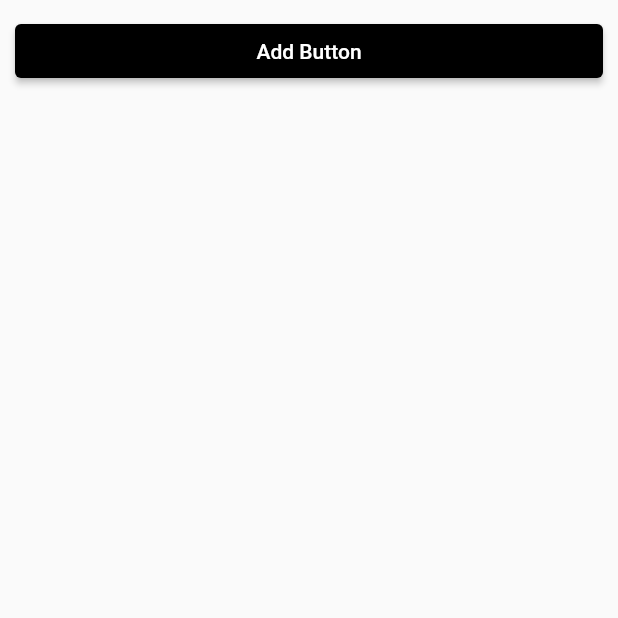
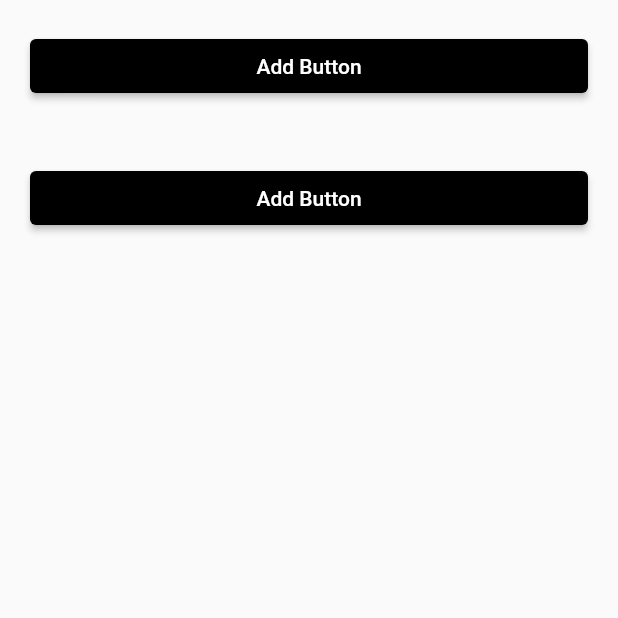
Before and after one commit to Rshn123/all_in_one, a Flutter app: the MainBottomNavigation screen opened by its route, on a phone screen of 412 x 824 dp, the top half of it. Run offline on Flutter 3.47's test engine with Material 2 defaults, Android fonts, the phone set to English and light mode, and no system bars.

Commit message:
added screen to curve bottom navigtion

```diff
--- a/lib/config/routes.dart
+++ b/lib/config/routes.dart
@@ -3,6 +3,7 @@ import 'package:flutter/material.dart';
 import '../constants/routes_constants.dart';
 import '../designs/bottom_navigation/main_bottom_navigation.dart';
 import '../designs/bottom_navigation/pages/bottom_navigations.dart';
+import '../designs/bottom_navigation/pages/curve_bottom_navigation.dart';
 import '../designs/home/home_screen.dart';
 
 class AllInOneRoute {
@@ -14,6 +15,8 @@ class AllInOneRoute {
         return _getPageRoute(const HomeScreen());
       case pillBottomNavigationRoute:
         return _getPageRoute(PillBottomNavigations());
+      case curveBottomNavigationRoute:
+        return _getPageRoute(const BottomNavBarV2());
     }
 
     return null;
--- a/lib/constants/routes_constants.dart
+++ b/lib/constants/routes_constants.dart
@@ -1,3 +1,4 @@
 const String bottomNavigationRoute = '/bottomNavigationRoute';
 const String homeScreenRoute = '/homescreenRoute';
 const String pillBottomNavigationRoute = '/pillBottomNavigationRoute';
+const String curveBottomNavigationRoute = '/curveBottomNavigationRoute';
--- a/lib/designs/bottom_navigation/main_bottom_navigation.dart
+++ b/lib/designs/bottom_navigation/main_bottom_navigation.dart
@@ -11,7 +11,8 @@ class MainBottomNavigation extends StatelessWidget {
       body: SingleChildScrollView(
           child: Column(
         children: const [
-          CustomElevatedButton(route: pillBottomNavigationRoute)
+          CustomElevatedButton(route: pillBottomNavigationRoute),
+          CustomElevatedButton(route: curveBottomNavigationRoute)
         ],
       )),
     );
--- a/lib/widgets/custom_elevated_button.dart
+++ b/lib/widgets/custom_elevated_button.dart
@@ -13,6 +13,7 @@ class CustomElevatedButton extends StatelessWidget {
   Widget build(BuildContext context) {
     return Container(
       margin: const EdgeInsets.all(10),
+      padding: const EdgeInsets.all(10),
       width: MediaQuery.of(context).size.width,
       child: ElevatedButton(
           style: ElevatedButton.styleFrom(backgroundColor: Colors.black),
```
Also changed, not shown: lib/designs/bottom_navigation/pages/curve_bottom_navigation.dart (+31 -4 lines), lib/main.dart (+4 -4 lines), lib/widgets/screens.dart (added, +16 -0 lines).
